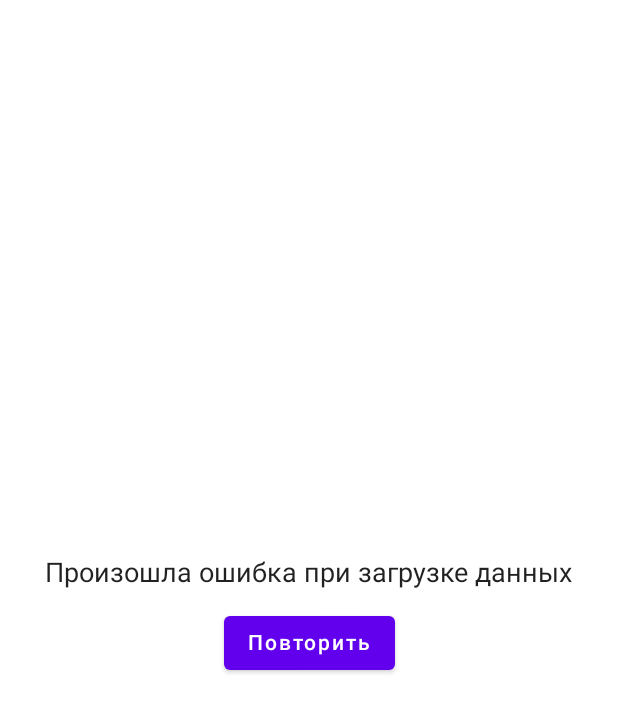
After one commit to mikhailrusin/rusin, an Android app built with Jetpack Compose: the composable ErrorScreen shown on its own in the app's theme, on a phone screen of 412 x 824 dp. The commit adds this screen. Shown: the top 712 px of the screen. Run offline under Robolectric (Android 15) with nearby library versions, the phone set to English and light mode, and no system bars.

Commit message:
Добавил экраны загрузки и ошибки

```diff
--- a/app/build.gradle
+++ b/app/build.gradle
@@ -53,6 +53,8 @@ dependencies {
     implementation "androidx.lifecycle:lifecycle-runtime-ktx:$lifecycle_version"
     implementation 'androidx.activity:activity-compose:1.4.0'
     debugImplementation "androidx.compose.ui:ui-tooling:$compose_version"
+    implementation "androidx.compose.runtime:runtime:$compose_version"
+    implementation "androidx.compose.runtime:runtime-livedata:$compose_version"
 
     // Coroutines
     implementation "org.jetbrains.kotlinx:kotlinx-coroutines-android:$coroutines_version"
--- /dev/null
+++ b/app/src/main/java/com/example/rusin/ui/screens/common/ErrorScreen.kt
@@ -0,0 +1,39 @@
+package com.example.rusin.ui.screens.common
+
+import androidx.compose.foundation.layout.Box
+import androidx.compose.foundation.layout.Column
+import androidx.compose.foundation.layout.fillMaxSize
+import androidx.compose.foundation.layout.padding
+import androidx.compose.material.Button
+import androidx.compose.material.Text
+import androidx.compose.runtime.Composable
+import androidx.compose.ui.Alignment
+import androidx.compose.ui.Modifier
+import androidx.compose.ui.res.stringResource
+import androidx.compose.ui.unit.dp
+import androidx.compose.ui.unit.sp
+import com.example.rusin.R
+
+@Composable
+fun ErrorScreen(retry: () -> Unit, modifier: Modifier = Modifier) {
+    Box(
+        modifier = modifier.fillMaxSize(),
+        contentAlignment = Alignment.Center
+    ) {
+        Column(
+            horizontalAlignment = Alignment.CenterHorizontally
+        ) {
+            Text(
+                text = stringResource(id = R.string.network_error),
+                fontSize = 18.sp
+            )
+            Button(
+                onClick = retry,
+                modifier = modifier
+                    .padding(top = 12.dp)
+            ) {
+                Text(stringResource(id = R.string.retry))
+            }
+        }
+    }
+}
--- a/app/src/main/java/com/example/rusin/ui/screens/posts/PostContent.kt
+++ b/app/src/main/java/com/example/rusin/ui/screens/posts/PostContent.kt
@@ -42,7 +42,7 @@ fun PostContent(
     modifier: Modifier = Modifier
 ) {
     ConstraintLayout(
-        modifier = Modifier.fillMaxSize()
+        modifier = modifier.fillMaxSize()
     ) {
         val (postCard, title, controls) = createRefs()
 
@@ -74,7 +74,7 @@ fun PostContent(
                 contentScale = ContentScale.FillWidth,
                 loading = {
                     Box(
-                        modifier = Modifier
+                        modifier = modifier
                             .fillMaxSize()
                             .padding(12.dp),
                         contentAlignment = Alignment.Center
@@ -89,7 +89,7 @@ fun PostContent(
         }
 
         Box(
-            modifier = Modifier
+            modifier = modifier
                 .constrainAs(title) {
                     bottom.linkTo(postCard.bottom)
                 }
--- a/app/src/main/java/com/example/rusin/ui/viewmodels/BestPostsViewModel.kt
+++ b/app/src/main/java/com/example/rusin/ui/viewmodels/BestPostsViewModel.kt
@@ -6,4 +6,4 @@ import com.example.rusin.ui.screens.posts.ContentType
 class BestPostsViewModel(
     contentType: ContentType,
     interactor: PostsInteractor
-) : BasePostsViewModel(contentType, interactor)
+) : PostsViewModel(contentType, interactor)
--- a/app/src/main/java/com/example/rusin/ui/viewmodels/HotPostsViewModel.kt
+++ b/app/src/main/java/com/example/rusin/ui/viewmodels/HotPostsViewModel.kt
@@ -6,4 +6,4 @@ import com.example.rusin.ui.screens.posts.ContentType
 class HotPostsViewModel(
     contentType: ContentType,
     interactor: PostsInteractor
-) : BasePostsViewModel(contentType, interactor)
+) : PostsViewModel(contentType, interactor)
--- a/app/src/main/java/com/example/rusin/ui/viewmodels/LatestPostsViewModel.kt
+++ b/app/src/main/java/com/example/rusin/ui/viewmodels/LatestPostsViewModel.kt
@@ -6,4 +6,4 @@ import com.example.rusin.ui.screens.posts.ContentType
 class LatestPostsViewModel(
     contentType: ContentType,
     interactor: PostsInteractor
-) : BasePostsViewModel(contentType, interactor)
+) : PostsViewModel(contentType, interactor)
--- a/app/src/main/res/values/colors.xml
+++ b/app/src/main/res/values/colors.xml
@@ -1,10 +1,4 @@
 <?xml version="1.0" encoding="utf-8"?>
 <resources>
-    <color name="purple_200">#FFBB86FC</color>
-    <color name="purple_500">#FF6200EE</color>
-    <color name="purple_700">#FF3700B3</color>
-    <color name="teal_200">#FF03DAC5</color>
-    <color name="teal_700">#FF018786</color>
     <color name="black">#FF000000</color>
-    <color name="white">#FFFFFFFF</color>
 </resources>
--- a/app/src/main/res/values/strings.xml
+++ b/app/src/main/res/values/strings.xml
@@ -9,4 +9,5 @@
     <string name="user_avatar">аватар пользователя</string>
     <string name="previous_post">предыдущий пост</string>
     <string name="next_post">следующий пост</string>
+    <string name="retry">Повторить</string>
 </resources>
--- a/app/src/main/res/values/themes.xml
+++ b/app/src/main/res/values/themes.xml
@@ -2,6 +2,6 @@
 <resources>
 
     <style name="Theme.Rusin" parent="android:Theme.Material.Light.NoActionBar">
-        <item name="android:statusBarColor">@color/purple_700</item>
+        <item name="android:statusBarColor">@color/black</item>
     </style>
 </resources>
```
Also changed, not shown: app/src/main/java/com/example/rusin/ui/screens/common/LoadingScreen.kt (added, +22 -0 lines), app/src/main/java/com/example/rusin/ui/screens/common/ViewState.kt (added, +7 -0 lines), app/src/main/java/com/example/rusin/ui/screens/posts/BestPosts.kt (+2 -15 lines), app/src/main/java/com/example/rusin/ui/screens/posts/HotPosts.kt (+2 -15 lines), app/src/main/java/com/example/rusin/ui/screens/posts/LatestPosts.kt (+2 -15 lines), app/src/main/java/com/example/rusin/ui/screens/posts/PostScreen.kt (added, +32 -0 lines), app/src/main/java/com/example/rusin/ui/viewmodels/PostsViewModel.kt (renamed from app/src/main/java/com/example/rusin/ui/viewmodels/BasePostsViewModel.kt, +17 -2 lines), 3 other files.
